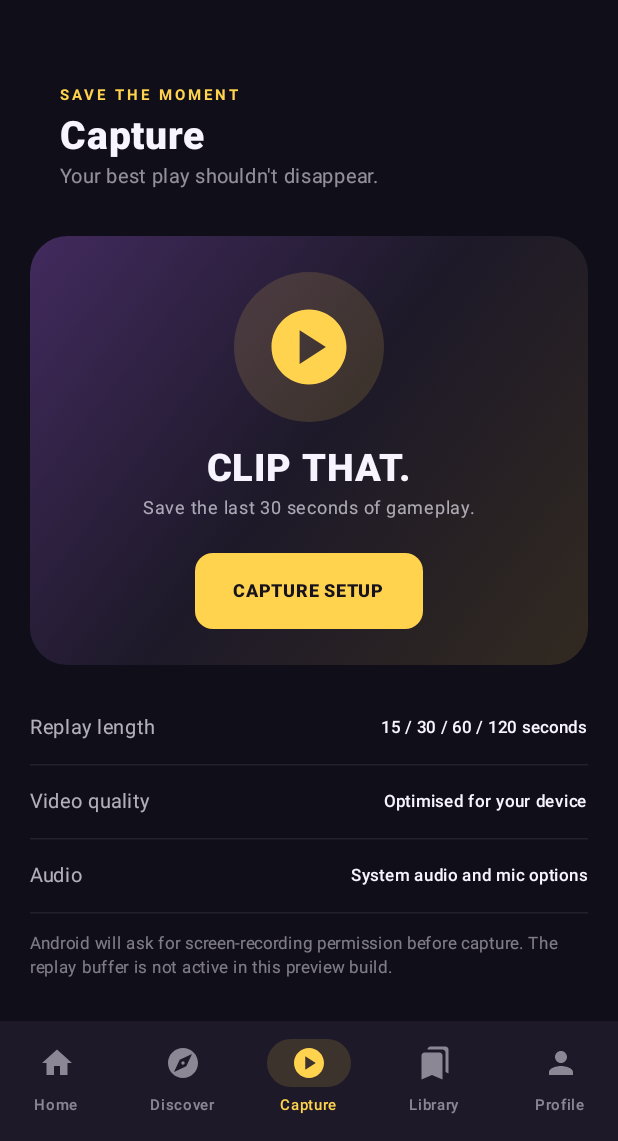
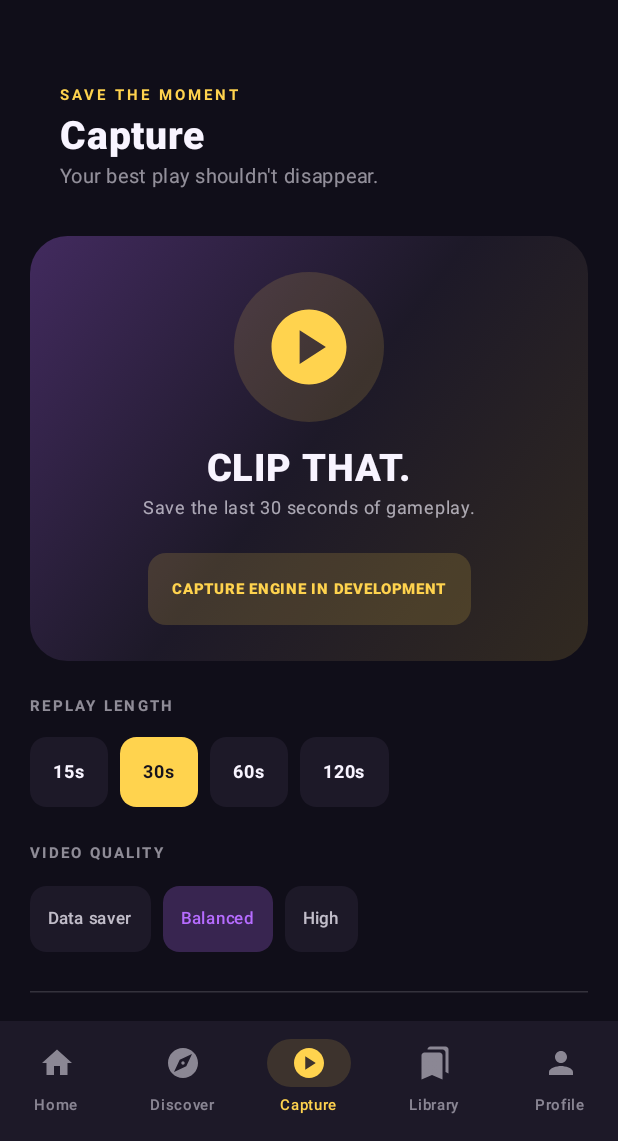
Before and after one commit to domm1402/ProjectReplay, an Android app built with Jetpack Compose: the screen it shows after launch (MainActivity), item 3 of the bottom bar chosen, on a phone screen of 412 x 824 dp, the part 95-1236 px from its top. Run offline under Robolectric (Android 15) with nearby library versions, the phone set to English and light mode, and no system bars.

Commit message:
Add persistent themes and configurable replay preferences

```diff
--- a/app/src/main/java/com/domm/projectreplay/MainActivity.kt
+++ b/app/src/main/java/com/domm/projectreplay/MainActivity.kt
@@ -1,6 +1,7 @@
 package com.domm.projectreplay
 
 import android.os.Bundle
+import android.content.Context
 import androidx.activity.ComponentActivity
 import androidx.activity.compose.setContent
 import androidx.compose.foundation.background
@@ -45,7 +46,11 @@ class MainActivity : ComponentActivity() {
 @Composable
 private fun ReplayApp() {
     var tab by remember { mutableStateOf(Tab.HOME) }
-    var theme by remember { mutableStateOf(ReplayTheme.VICE) }
+    val context = androidx.compose.ui.platform.LocalContext.current
+    val preferences = remember { context.getSharedPreferences("project_replay", Context.MODE_PRIVATE) }
+    var theme by remember { mutableStateOf(ReplayTheme.entries.firstOrNull { it.name == preferences.getString("theme", "VICE") } ?: ReplayTheme.VICE) }
+    var replaySeconds by remember { mutableIntStateOf(preferences.getInt("replay_seconds", 30)) }
+    var quality by remember { mutableStateOf(preferences.getString("quality", "Balanced") ?: "Balanced") }
     var themePicker by remember { mutableStateOf(false) }
     val t = theme
     MaterialTheme(colorScheme = darkColorScheme(primary = t.accent, secondary = t.secondary, background = t.bg, surface = t.panel, onBackground = t.ink, onSurface = t.ink)) {
@@ -88,7 +93,13 @@ private fun ReplayApp() {
                 when (tab) {
                     Tab.HOME -> Home(t)
                     Tab.DISCOVER -> Discover(t)
-                    Tab.CAPTURE -> Capture(t)
+                    Tab.CAPTURE -> Capture(
+                        t = t,
+                        replaySeconds = replaySeconds,
+                        onReplaySecondsChange = { replaySeconds = it; preferences.edit().putInt("replay_seconds", it).apply() },
+                        quality = quality,
+                        onQualityChange = { quality = it; preferences.edit().putString("quality", it).apply() }
+                    )
                     Tab.LIBRARY -> Library(t)
                     Tab.PROFILE -> Profile(t)
                 }
@@ -99,7 +110,7 @@ private fun ReplayApp() {
             title = { Text("Choose your look", color = t.ink, fontWeight = FontWeight.Bold) },
             text = { Column(verticalArrangement = Arrangement.spacedBy(8.dp)) {
                 ReplayTheme.entries.forEach { option ->
-                    Row(Modifier.fillMaxWidth().clip(RoundedCornerShape(13.dp)).background(option.bg).clickable { theme = option; themePicker = false }.padding(13.dp), verticalAlignment = Alignment.CenterVertically) {
+                    Row(Modifier.fillMaxWidth().clip(RoundedCornerShape(13.dp)).background(option.bg).clickable { theme = option; preferences.edit().putString("theme", option.name).apply(); themePicker = false }.padding(13.dp), verticalAlignment = Alignment.CenterVertically) {
                         Box(Modifier.size(18.dp).clip(CircleShape).background(option.accent))
                         Spacer(Modifier.width(12.dp))
                         Text(option.title, color = option.ink, fontWeight = FontWeight.SemiBold)
@@ -202,7 +213,13 @@ private fun Discover(t: ReplayTheme) {
 }
 
 @Composable
-private fun Capture(t: ReplayTheme) {
+private fun Capture(
+    t: ReplayTheme,
+    replaySeconds: Int,
+    onReplaySecondsChange: (Int) -> Unit,
+    quality: String,
+    onQualityChange: (String) -> Unit
+) {
     Column(Modifier.fillMaxSize().padding(20.dp)) {
         Heading("SAVE THE MOMENT", "Capture", "Your best play shouldn't disappear.", t)
         Spacer(Modifier.height(15.dp))
@@ -210,16 +227,45 @@ private fun Capture(t: ReplayTheme) {
             Box(Modifier.size(100.dp).clip(CircleShape).background(t.accent.copy(alpha = .14f)), contentAlignment = Alignment.Center) { Icon(Icons.Default.PlayCircle, null, tint = t.accent, modifier = Modifier.size(60.dp)) }
             Spacer(Modifier.height(16.dp))
             Text("CLIP THAT.", color = t.ink, fontSize = 25.sp, fontWeight = FontWeight.Black, letterSpacing = 1.sp)
-            Text("Save the last 30 seconds of gameplay.", color = t.ink.copy(alpha = .65f), fontSize = 12.sp)
+            Text("Save the last $replaySeconds seconds of gameplay.", color = t.ink.copy(alpha = .65f), fontSize = 12.sp)
             Spacer(Modifier.height(18.dp))
-            Surface(color = t.accent, shape = RoundedCornerShape(12.dp)) { Text("CAPTURE SETUP", Modifier.padding(horizontal = 25.dp, vertical = 13.dp), color = Color(0xFF17131D), fontWeight = FontWeight.Black, fontSize = 12.sp) }
+            Surface(color = t.accent.copy(alpha = .16f), shape = RoundedCornerShape(12.dp)) { Text("CAPTURE ENGINE IN DEVELOPMENT", Modifier.padding(horizontal = 16.dp, vertical = 12.dp), color = t.accent, fontWeight = FontWeight.Black, fontSize = 10.sp) }
         }
         Spacer(Modifier.height(18.dp))
-        DetailRow("Replay length", "15 / 30 / 60 / 120 seconds", t)
-        DetailRow("Video quality", "Optimised for your device", t)
-        DetailRow("Audio", "System audio and mic options", t)
+        Text("REPLAY LENGTH", color = t.ink.copy(alpha = .55f), fontSize = 10.sp, fontWeight = FontWeight.Bold, letterSpacing = 1.5.sp)
+        Spacer(Modifier.height(8.dp))
+        Row(horizontalArrangement = Arrangement.spacedBy(8.dp)) {
+            listOf(15, 30, 60, 120).forEach { seconds ->
+                Surface(
+                    onClick = { onReplaySecondsChange(seconds) },
+                    color = if (replaySeconds == seconds) t.accent else t.panel,
+                    shape = RoundedCornerShape(11.dp)
+                ) {
+                    Text("${seconds}s", Modifier.padding(horizontal = 15.dp, vertical = 11.dp),
+                        color = if (replaySeconds == seconds) Color(0xFF17131D) else t.ink,
+                        fontSize = 12.sp, fontWeight = FontWeight.Bold)
+                }
+            }
+        }
+        Spacer(Modifier.height(18.dp))
+        Text("VIDEO QUALITY", color = t.ink.copy(alpha = .55f), fontSize = 10.sp, fontWeight = FontWeight.Bold, letterSpacing = 1.5.sp)
+        Spacer(Modifier.height(8.dp))
+        Row(horizontalArrangement = Arrangement.spacedBy(8.dp)) {
+            listOf("Data saver", "Balanced", "High").forEach { preset ->
+                Surface(onClick = { onQualityChange(preset) },
+                    color = if (quality == preset) t.secondary.copy(alpha = .24f) else t.panel,
+                    shape = RoundedCornerShape(11.dp)) {
+                    Text(preset, Modifier.padding(horizontal = 12.dp, vertical = 10.dp),
+                        color = if (quality == preset) t.secondary else t.ink.copy(alpha = .75f),
+                        fontSize = 11.sp, fontWeight = FontWeight.SemiBold)
+                }
+            }
+        }
+        Spacer(Modifier.height(18.dp))
+        DetailRow("Audio capture", "Permission-controlled", t)
+        DetailRow("Storage", "Local device first", t)
         Spacer(Modifier.height(12.dp))
-        Text("Android will ask for screen-recording permission before capture. The replay buffer is not active in this preview build.", color = t.ink.copy(alpha = .48f), fontSize = 11.sp, lineHeight = 16.sp)
+        Text("Capture is not active yet. Android requires explicit screen-recording consent; the rolling replay engine is being built separately and this screen does not pretend to record.", color = t.ink.copy(alpha = .48f), fontSize = 11.sp, lineHeight = 16.sp)
     }
 }
 
```
